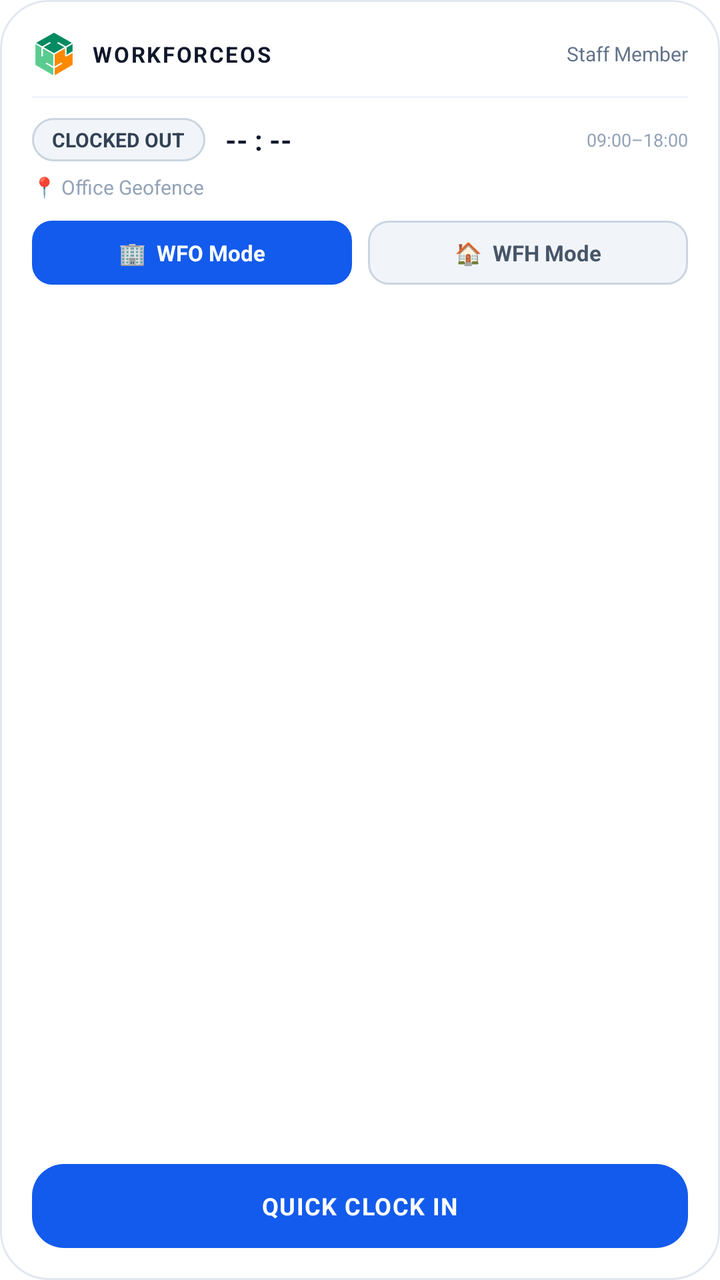
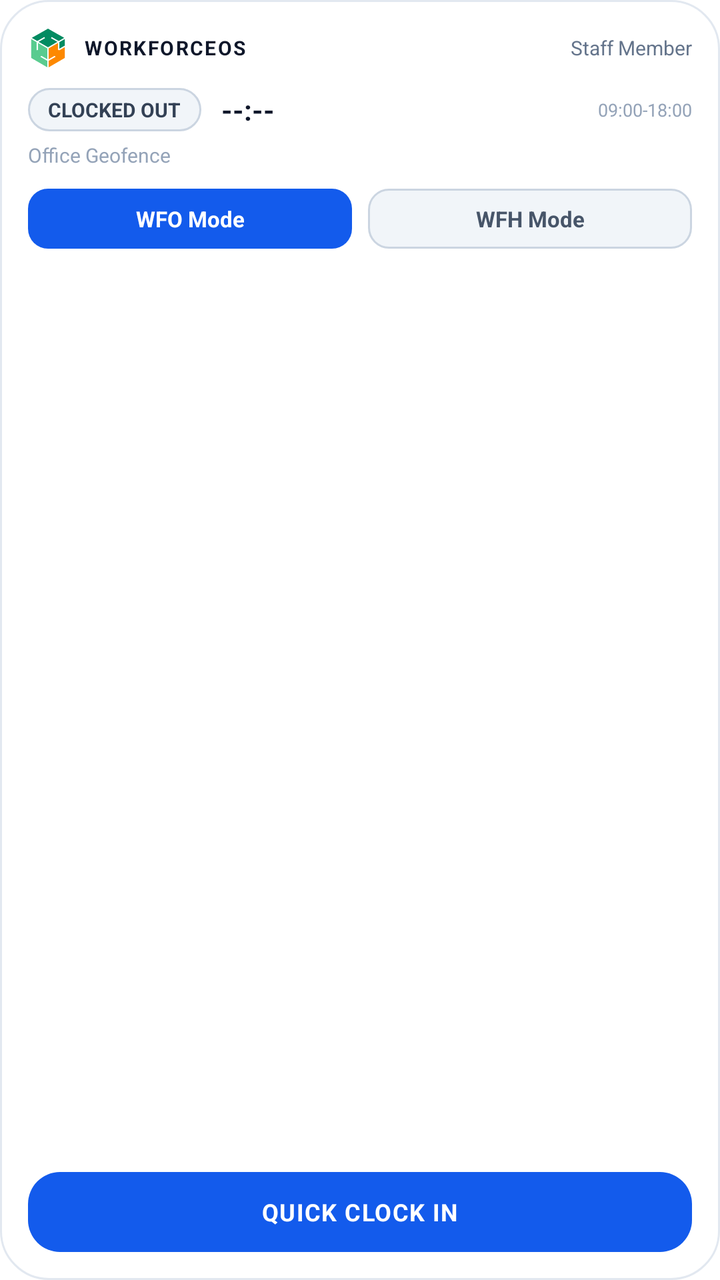

Two renders of the same Android screen: before a commit and after it. Below are the layout's source before the change and the commit's diff.
<!-- AndroidManifest.xml: fallback theme Theme.MaterialComponents.DayNight.NoActionBar -->
<!-- res/layout/widget_dashboard_layout.xml -->
<?xml version="1.0" encoding="utf-8"?>
<LinearLayout xmlns:android="http://schemas.android.com/apk/res/android"
    android:id="@+id/widget_dashboard_root"
    android:layout_width="match_parent"
    android:layout_height="match_parent"
    android:background="@drawable/bg_widget_card"
    android:orientation="vertical"
    android:padding="16dp">

    
    <LinearLayout
        android:id="@+id/header_layout"
        android:layout_width="match_parent"
        android:layout_height="wrap_content"
        android:orientation="horizontal"
        android:gravity="center_vertical">

        <ImageView
            android:layout_width="22dp"
            android:layout_height="22dp"
            android:src="@mipmap/ic_launcher"
            android:contentDescription="WorkforceOS" />

        <TextView
            android:layout_width="0dp"
            android:layout_height="wrap_content"
            android:layout_weight="1"
            android:layout_marginStart="8dp"
            android:text="WORKFORCEOS"
            android:textColor="#0F172A"
            android:textSize="11sp"
            android:textStyle="bold"
            android:letterSpacing="0.08" />

        <TextView
            android:id="@+id/widget_user_name"
            android:layout_width="wrap_content"
            android:layout_height="wrap_content"
            android:text="Staff Member"
            android:textColor="#64748B"
            android:textSize="10sp"
            android:maxLines="1"
            android:ellipsize="end" />
    </LinearLayout>

    
    <View
        android:layout_width="match_parent"
        android:layout_height="1dp"
        android:layout_marginTop="10dp"
        android:background="#F1F5F9" />

    
    <LinearLayout
        android:layout_width="match_parent"
        android:layout_height="wrap_content"
        android:layout_marginTop="10dp"
        android:orientation="horizontal"
        android:gravity="center_vertical">

        <TextView
            android:id="@+id/widget_status_pill"
            android:layout_width="wrap_content"
            android:layout_height="wrap_content"
            android:background="@drawable/bg_status_out"
            android:text="CLOCKED OUT"
            android:textColor="#334155"
            android:textSize="10sp"
            android:textStyle="bold"
            android:paddingStart="10dp"
            android:paddingEnd="10dp"
            android:paddingTop="4dp"
            android:paddingBottom="4dp" />

        <TextView
            android:id="@+id/widget_duration"
            android:layout_width="0dp"
            android:layout_height="wrap_content"
            android:layout_weight="1"
            android:layout_marginStart="10dp"
            android:text="-- : --"
            android:textColor="#0F172A"
            android:textSize="14sp"
            android:textStyle="bold" />

        <TextView
            android:id="@+id/widget_shift_hours"
            android:layout_width="wrap_content"
            android:layout_height="wrap_content"
            android:text="09:00–18:00"
            android:textColor="#94A3B8"
            android:textSize="9sp" />
    </LinearLayout>

    
    <TextView
        android:id="@+id/widget_location"
        android:layout_width="match_parent"
        android:layout_height="wrap_content"
        android:layout_marginTop="6dp"
        android:text="📍 Office Geofence"
        android:textColor="#94A3B8"
        android:textSize="10sp"
        android:maxLines="1"
        android:ellipsize="end" />

    
    <LinearLayout
        android:id="@+id/mode_selector_layout"
        android:layout_width="match_parent"
        android:layout_height="32dp"
        android:layout_marginTop="10dp"
        android:orientation="horizontal"
        android:gravity="center_vertical">

        <TextView
            android:id="@+id/widget_btn_wfo"
            android:layout_width="0dp"
            android:layout_height="match_parent"
            android:layout_weight="1"
            android:background="@drawable/bg_pill_active"
            android:gravity="center"
            android:text="🏢  WFO Mode"
            android:textColor="#FFFFFF"
            android:textSize="11sp"
            android:textStyle="bold" />

        <View
            android:layout_width="8dp"
            android:layout_height="1dp" />

        <TextView
            android:id="@+id/widget_btn_wfh"
            android:layout_width="0dp"
            android:layout_height="match_parent"
            android:layout_weight="1"
            android:background="@drawable/bg_pill_inactive"
            android:gravity="center"
            android:text="🏠  WFH Mode"
            android:textColor="#475569"
            android:textSize="11sp"
            android:textStyle="bold" />
    </LinearLayout>

    
    <View
        android:layout_width="match_parent"
        android:layout_height="0dp"
        android:layout_weight="1" />

    
    <LinearLayout
        android:id="@+id/widget_action_button"
        android:layout_width="match_parent"
        android:layout_height="42dp"
        android:background="@drawable/bg_btn_clock_in"
        android:gravity="center"
        android:orientation="horizontal">

        <TextView
            android:id="@+id/widget_action_text"
            android:layout_width="wrap_content"
            android:layout_height="wrap_content"
            android:text="QUICK CLOCK IN"
            android:textColor="#FFFFFF"
            android:textSize="12sp"
            android:textStyle="bold"
            android:letterSpacing="0.04" />
    </LinearLayout>

</LinearLayout>
<!-- resources referenced by this layout -->
<resources>
  <!-- drawable bg_btn_clock_in (drawable) -->
  <?xml version="1.0" encoding="utf-8"?>
  <shape xmlns:android="http://schemas.android.com/apk/res/android"
      android:shape="rectangle">
      <solid android:color="#135BEC" />
      <corners android:radius="16dp" />
  </shape>
  <!-- drawable bg_pill_active (drawable) -->
  <?xml version="1.0" encoding="utf-8"?>
  <shape xmlns:android="http://schemas.android.com/apk/res/android"
      android:shape="rectangle">
      <solid android:color="#135BEC" />
      <corners android:radius="10dp" />
  </shape>
  <!-- drawable bg_pill_inactive (drawable) -->
  <?xml version="1.0" encoding="utf-8"?>
  <shape xmlns:android="http://schemas.android.com/apk/res/android"
      android:shape="rectangle">
      <solid android:color="#F1F5F9" />
      <corners android:radius="10dp" />
      <stroke
          android:width="1dp"
          android:color="#CBD5E1" />
  </shape>
  <!-- drawable bg_status_out (drawable) -->
  <?xml version="1.0" encoding="utf-8"?>
  <shape xmlns:android="http://schemas.android.com/apk/res/android"
      android:shape="rectangle">
      <solid android:color="#F1F5F9" />
      <corners android:radius="12dp" />
      <stroke
          android:width="1dp"
          android:color="#CBD5E1" />
  </shape>
  <!-- drawable bg_widget_card (drawable) -->
  <?xml version="1.0" encoding="utf-8"?>
  <shape xmlns:android="http://schemas.android.com/apk/res/android"
      android:shape="rectangle">
      <solid android:color="#FFFFFF" />
      <corners android:radius="24dp" />
      <stroke
          android:width="1dp"
          android:color="#E2E8F0" />
  </shape>
  <!-- mipmap ic_launcher: png bitmap (mipmap-hdpi, 7683 bytes) -->
</resources>

<!-- the commit's change to res/layout/widget_dashboard_layout.xml (unified diff, before → after) -->
@@ -5,7 +5,7 @@
     android:layout_height="match_parent"
     android:background="@drawable/bg_widget_card"
     android:orientation="vertical"
-    android:padding="16dp">
+    android:padding="14dp">
 
     
     <LinearLayout
@@ -16,8 +16,8 @@
         android:gravity="center_vertical">
 
         <ImageView
-            android:layout_width="22dp"
-            android:layout_height="22dp"
+            android:layout_width="20dp"
+            android:layout_height="20dp"
             android:src="@mipmap/ic_launcher"
             android:contentDescription="WorkforceOS" />
 
@@ -28,7 +28,7 @@
             android:layout_marginStart="8dp"
             android:text="WORKFORCEOS"
             android:textColor="#0F172A"
-            android:textSize="11sp"
+            android:textSize="10sp"
             android:textStyle="bold"
             android:letterSpacing="0.08" />
 
@@ -42,13 +42,6 @@
             android:maxLines="1"
             android:ellipsize="end" />
     </LinearLayout>
-
-    
-    <View
-        android:layout_width="match_parent"
-        android:layout_height="1dp"
-        android:layout_marginTop="10dp"
-        android:background="#F1F5F9" />
 
     
     <LinearLayout
@@ -78,7 +71,7 @@
             android:layout_height="wrap_content"
             android:layout_weight="1"
             android:layout_marginStart="10dp"
-            android:text="-- : --"
+            android:text="--:--"
             android:textColor="#0F172A"
             android:textSize="14sp"
             android:textStyle="bold" />
@@ -87,7 +80,7 @@
             android:id="@+id/widget_shift_hours"
             android:layout_width="wrap_content"
             android:layout_height="wrap_content"
-            android:text="09:00–18:00"
+            android:text="09:00-18:00"
             android:textColor="#94A3B8"
             android:textSize="9sp" />
     </LinearLayout>
@@ -97,8 +90,8 @@
         android:id="@+id/widget_location"
         android:layout_width="match_parent"
         android:layout_height="wrap_content"
-        android:layout_marginTop="6dp"
-        android:text="📍 Office Geofence"
+        android:layout_marginTop="5dp"
+        android:text="Office Geofence"
         android:textColor="#94A3B8"
         android:textSize="10sp"
         android:maxLines="1"
@@ -108,7 +101,7 @@
     <LinearLayout
         android:id="@+id/mode_selector_layout"
         android:layout_width="match_parent"
-        android:layout_height="32dp"
+        android:layout_height="30dp"
         android:layout_marginTop="10dp"
         android:orientation="horizontal"
         android:gravity="center_vertical">
@@ -120,12 +113,12 @@
             android:layout_weight="1"
             android:background="@drawable/bg_pill_active"
             android:gravity="center"
-            android:text="🏢  WFO Mode"
+            android:text="WFO Mode"
             android:textColor="#FFFFFF"
             android:textSize="11sp"
             android:textStyle="bold" />
 
-        <View
+        <TextView
             android:layout_width="8dp"
             android:layout_height="1dp" />
 
@@ -136,23 +129,24 @@
             android:layout_weight="1"
             android:background="@drawable/bg_pill_inactive"
             android:gravity="center"
-            android:text="🏠  WFH Mode"
+            android:text="WFH Mode"
             android:textColor="#475569"
             android:textSize="11sp"
             android:textStyle="bold" />
     </LinearLayout>
 
     
-    <View
+    <LinearLayout
         android:layout_width="match_parent"
         android:layout_height="0dp"
-        android:layout_weight="1" />
+        android:layout_weight="1"
+        android:orientation="vertical" />
 
     
     <LinearLayout
         android:id="@+id/widget_action_button"
         android:layout_width="match_parent"
-        android:layout_height="42dp"
+        android:layout_height="40dp"
         android:background="@drawable/bg_btn_clock_in"
         android:gravity="center"
         android:orientation="horizontal">
